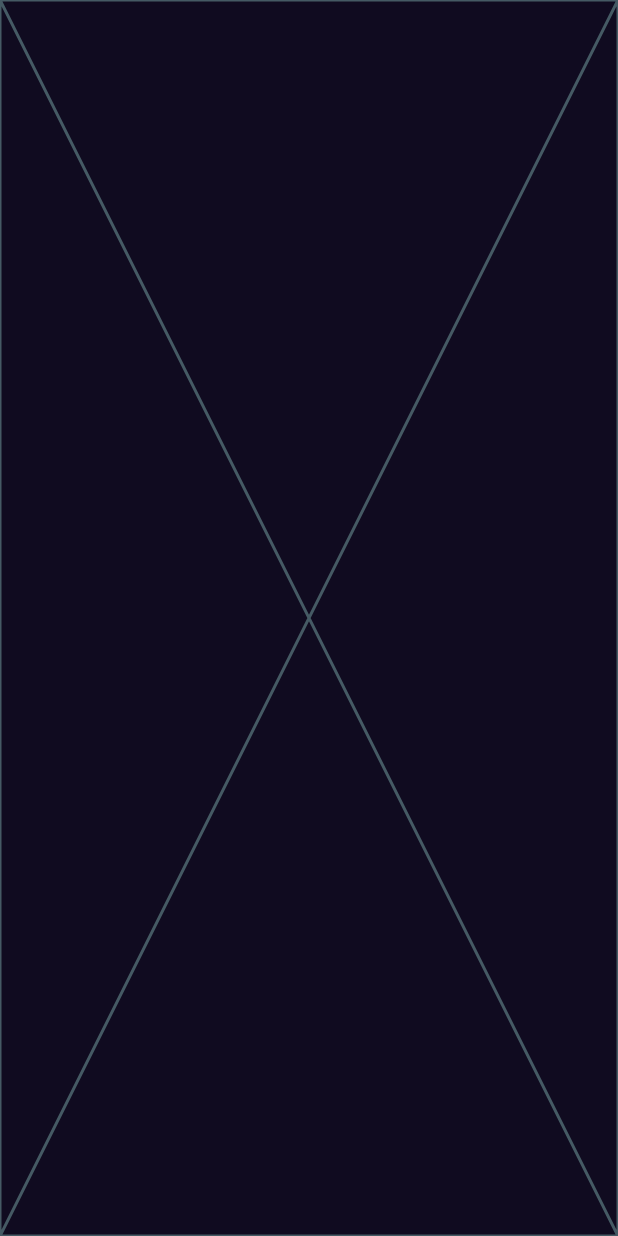
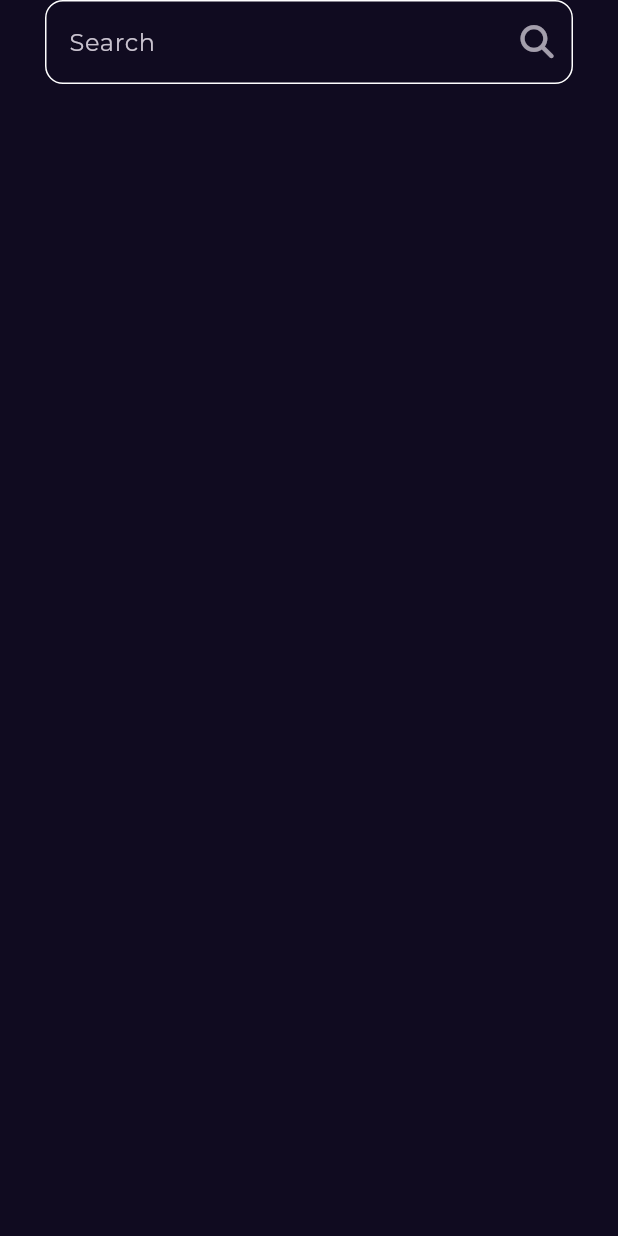
Before and after one commit to MohamedkamalSoudi/Bookly_App, a Flutter app: the SearchView screen opened by its route, on a phone screen of 412 x 824 dp. Run offline on Flutter 3.47's test engine with Material 3 defaults, Android fonts, the phone set to English and light mode, and no system bars; our stand-ins replace font_awesome_flutter, go_router, google_fonts.

Commit message:
creat custom search text field

```diff
--- a/lib/Features/home/pressentation/views/widgets/custom_app_bar.dart
+++ b/lib/Features/home/pressentation/views/widgets/custom_app_bar.dart
@@ -1,6 +1,8 @@
+import 'package:bookly_app_1/Core/utils/app_router.dart';
 import 'package:bookly_app_1/Core/utils/assets.dart';
 import 'package:flutter/material.dart';
 import 'package:font_awesome_flutter/font_awesome_flutter.dart';
+import 'package:go_router/go_router.dart';
 
 class CustomAppBar extends StatelessWidget {
   const CustomAppBar({super.key});
@@ -16,10 +18,12 @@
           ),
           const Spacer(),
           IconButton(
-            onPressed: () {},
+            onPressed: () {
+              GoRouter.of(context).push(AppRouter.kSearchView);
+            },
             icon:const Icon(
             FontAwesomeIcons.magnifyingGlass,
-            size: 24,
+            size: 22,
           ))
         ],
       ),
--- /dev/null
+++ b/lib/Features/searsh/presentation/views/widgets/custom_search_text_field.dart
@@ -0,0 +1,38 @@
+import 'package:flutter/material.dart';
+import 'package:font_awesome_flutter/font_awesome_flutter.dart';
+
+class CustomSearchTextField extends StatelessWidget {
+const CustomSearchTextField({super.key});
+
+@override
+Widget build(BuildContext context) {
+    return TextField(
+    decoration: InputDecoration(
+        enabledBorder: buildOutlineInputBordet(),
+        focusedBorder: buildOutlineInputBordet(),
+        hintText: 'Search',
+        suffixIcon: IconButton(
+            onPressed: () {},
+            icon:const  Opacity(
+            opacity: .8,
+            child:  Icon(
+            FontAwesomeIcons.magnifyingGlass,
+            size: 22,
+                        ),
+            ),
+        ),
+    ),
+    );
+}
+
+OutlineInputBorder buildOutlineInputBordet() {
+    return OutlineInputBorder(
+        borderSide:const  BorderSide(
+            color:Colors.white,
+                ),
+        borderRadius: BorderRadius.circular(
+            12,
+        ),
+    );
+}
+}
--- a/lib/Features/searsh/presentation/views/widgets/search_views_body.dart
+++ b/lib/Features/searsh/presentation/views/widgets/search_views_body.dart
@@ -1,10 +1,18 @@
+import 'package:bookly_app_1/Features/searsh/presentation/views/widgets/custom_search_text_field.dart';
 import 'package:flutter/material.dart';
 
 class SearchViewsBody extends StatelessWidget {
-  const SearchViewsBody({super.key});
+const SearchViewsBody({super.key});
 
-  @override
-  Widget build(BuildContext context) {
-    return const Placeholder();
-  }
+@override
+Widget build(BuildContext context) {
+    return const Padding(
+    padding: EdgeInsets.symmetric(horizontal: 30),
+    child: Column(
+        children: [
+        CustomSearchTextField(),
+        ],
+    ),
+    );
 }
+}
```
